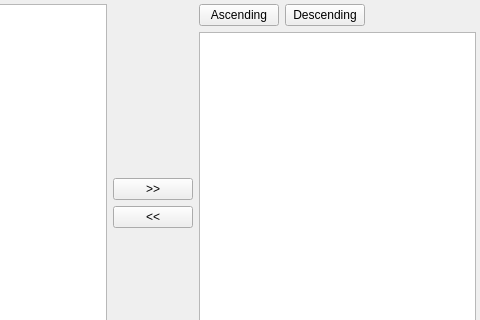
The window that Source/Plugins/OrientationAnalysis/FilterParameterWidgets/UI_Files/ReadEdaxH5DataWidget.ui (BlueQuartzSoftware/DREAM3D) describes before a commit, drawn with Qt 5; both pictures show x 175 to 655 and y 0 to 320 of the 655 by 405 pixel window.
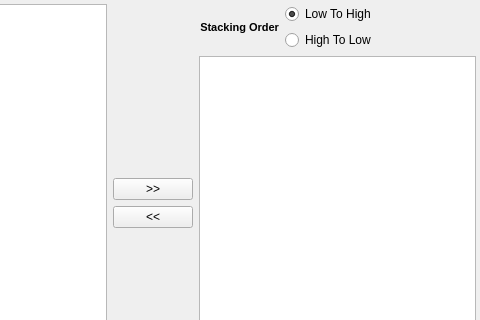
The same window after the commit. Custom widgets are drawn as their Qt base class.

Commit message: Replacing Ascending and Descending buttons with Stacking Order radio buttons instead.  Items are now properly ordered by number instead of by string value.

```diff
--- a/Source/Plugins/OrientationAnalysis/FilterParameterWidgets/UI_Files/ReadEdaxH5DataWidget.ui
+++ b/Source/Plugins/OrientationAnalysis/FilterParameterWidgets/UI_Files/ReadEdaxH5DataWidget.ui
@@ -49,25 +49,44 @@
     </widget>
    </item>
    <item row="0" column="2">
-    <layout class="QHBoxLayout" name="horizontalLayout">
+    <layout class="QGridLayout" name="gridLayout_2">
      <property name="bottomMargin">
       <number>0</number>
      </property>
-     <item>
-      <widget class="QPushButton" name="ascendingBtn">
+     <item row="1" column="1">
+      <widget class="QRadioButton" name="stackHighToLowBtn">
        <property name="text">
-        <string>Ascending</string>
+        <string>High To Low</string>
        </property>
       </widget>
      </item>
-     <item>
-      <widget class="QPushButton" name="descendingBtn">
+     <item row="0" column="1">
+      <widget class="QRadioButton" name="stackLowToHighBtn">
        <property name="text">
-        <string>Descending</string>
+        <string>Low To High</string>
        </property>
+       <property name="checked">
+        <bool>true</bool>
+       </property>
       </widget>
      </item>
-     <item>
+     <item row="0" column="0" rowspan="2">
+      <widget class="QLabel" name="label_2">
+       <property name="styleSheet">
+        <string notr="true">QLabel {
+font-weight: bold;
+font-size: 11px;
+}</string>
+       </property>
+       <property name="text">
+        <string>Stacking Order</string>
+       </property>
+       <property name="alignment">
+        <set>Qt::AlignRight|Qt::AlignTrailing|Qt::AlignVCenter</set>
+       </property>
+      </widget>
+     </item>
+     <item row="0" column="3" rowspan="2">
       <spacer name="horizontalSpacer">
        <property name="orientation">
         <enum>Qt::Horizontal</enum>
```
The commit also changes 2 other files.
